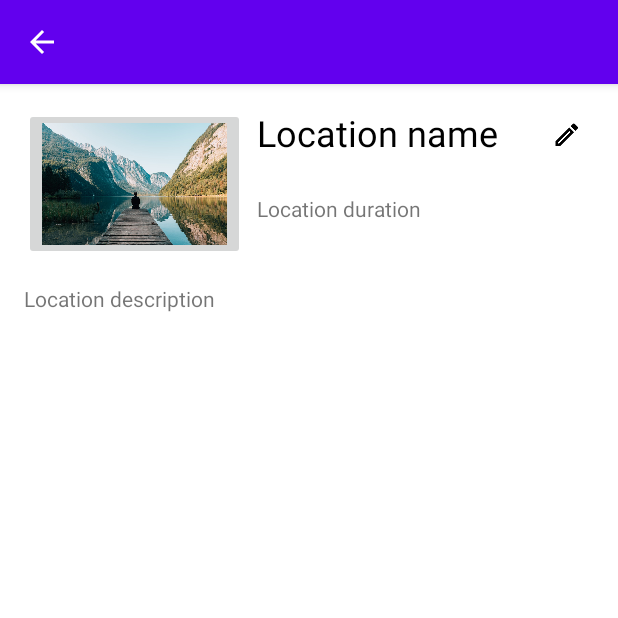
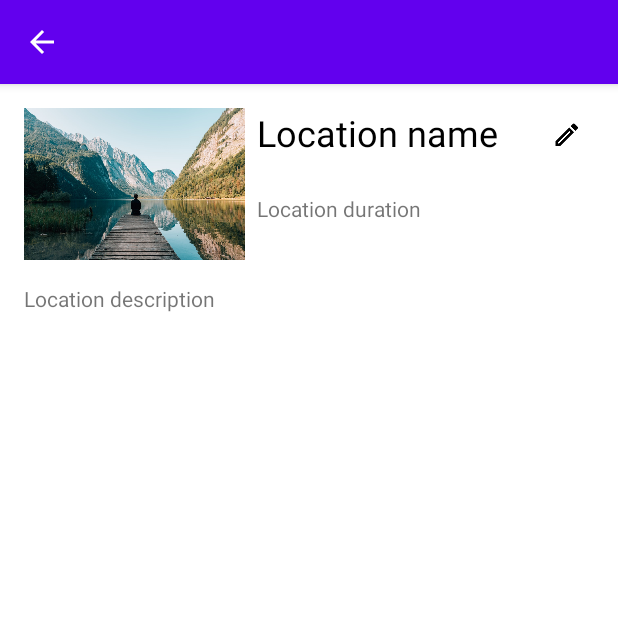
Before and after one commit to Alainrroser/swift-travel, an Android app: the LocationDetailsActivity screen opened directly, with no data from a screen before it, on a phone screen of 412 x 824 dp, the top half of it. Run offline under Robolectric (Android 15) with nearby library versions, the phone set to English and light mode, and no system bars; our stand-ins replace Room's generated code; libraries missing offline, so code that uses them is left out: com.github.dhaval2404.imagepicker; pictures from the network do not load; 8 statements that could not run were skipped.

Commit message:
Remove gray image button background
- Remove gray background from image buttons by setting a background

```diff
--- a/app/src/main/res/layout/activity_city_details.xml
+++ b/app/src/main/res/layout/activity_city_details.xml
@@ -16,6 +16,7 @@
         android:layout_height="101dp"
         android:layout_marginStart="16dp"
         android:layout_marginTop="16dp"
+        android:background="@android:color/transparent"
         android:contentDescription="@string/place_holder_image"
         android:scaleType="fitXY"
         android:src="@drawable/trips_image"
--- a/app/src/main/res/layout/activity_country_details.xml
+++ b/app/src/main/res/layout/activity_country_details.xml
@@ -18,6 +18,7 @@
         android:layout_height="120dp"
         android:layout_marginStart="16dp"
         android:layout_marginTop="16dp"
+        android:background="@android:color/transparent"
         android:contentDescription="@string/place_holder_image"
         android:scaleType="fitCenter"
         android:src="@drawable/placeholder_flag"
--- a/app/src/main/res/layout/activity_day_details.xml
+++ b/app/src/main/res/layout/activity_day_details.xml
@@ -18,6 +18,7 @@
         android:layout_height="120dp"
         android:layout_marginStart="16dp"
         android:layout_marginTop="16dp"
+        android:background="@android:color/transparent"
         android:contentDescription="@string/place_holder_image"
         android:scaleType="fitXY"
         android:src="@drawable/trips_image"
--- a/app/src/main/res/layout/activity_location_details.xml
+++ b/app/src/main/res/layout/activity_location_details.xml
@@ -16,6 +16,7 @@
         android:layout_height="101dp"
         android:layout_marginStart="16dp"
         android:layout_marginTop="16dp"
+        android:background="@android:color/transparent"
         android:contentDescription="@string/place_holder_image"
         android:scaleType="fitXY"
         android:src="@drawable/trips_image"
--- a/app/src/main/res/layout/activity_trip_details.xml
+++ b/app/src/main/res/layout/activity_trip_details.xml
@@ -16,6 +16,7 @@
         android:layout_height="101dp"
         android:layout_marginStart="16dp"
         android:layout_marginTop="16dp"
+        android:background="@android:color/transparent"
         android:contentDescription="@string/place_holder_image"
         android:scaleType="fitXY"
         android:src="@drawable/trips_image"
```
